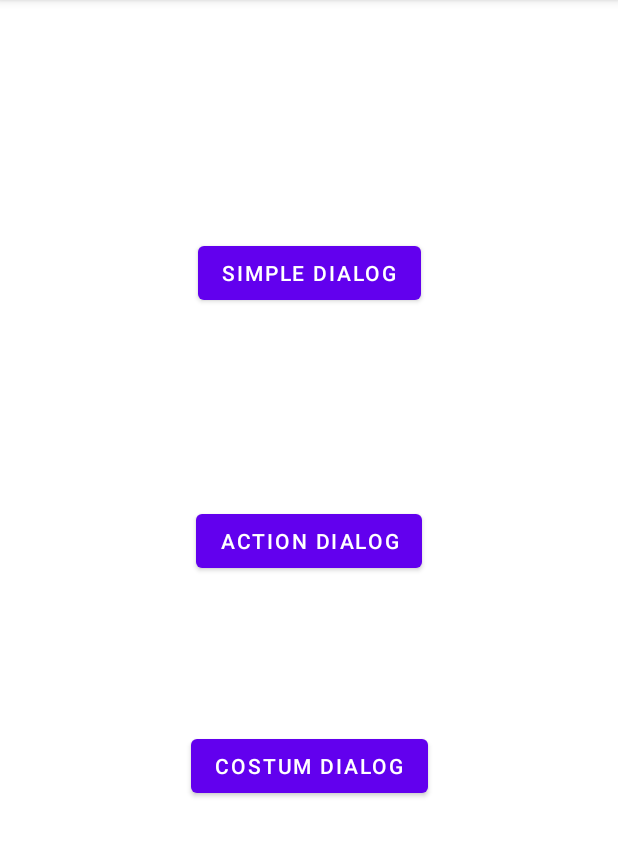
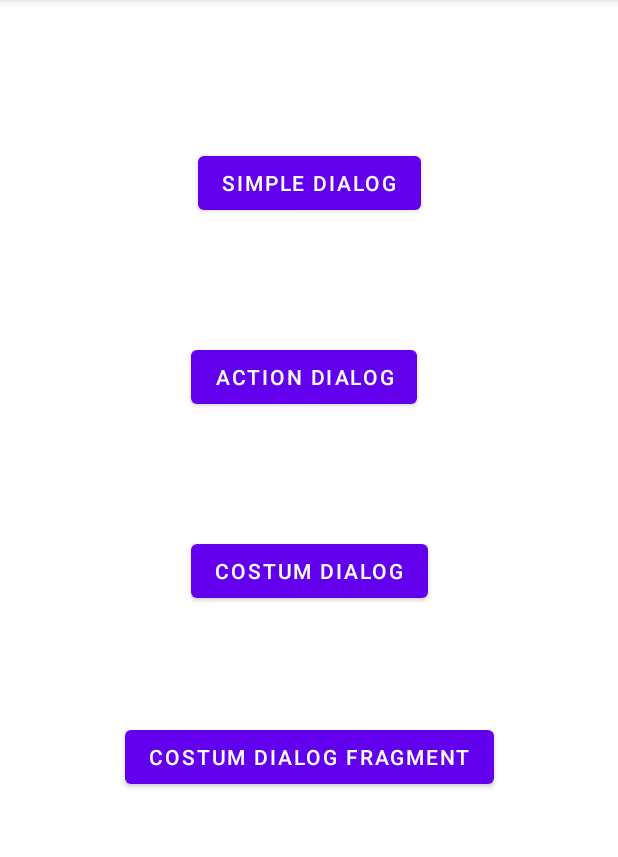
Before and after one commit to aditrizky/AlertDialogTask, an Android app: the screen it shows after launch (MainActivity), on a phone screen of 412 x 824 dp, the part 84-941 px from its top. Run offline under Robolectric (Android 15) with nearby library versions, the phone set to English and light mode, and no system bars.

Commit message:
make a fragment dialog

```diff
--- a/app/build.gradle
+++ b/app/build.gradle
@@ -37,6 +37,7 @@ dependencies {
     implementation 'androidx.appcompat:appcompat:1.4.1'
     implementation 'com.google.android.material:material:1.5.0'
     implementation 'androidx.constraintlayout:constraintlayout:2.1.3'
+    implementation 'androidx.legacy:legacy-support-v4:1.0.0'
     testImplementation 'junit:junit:4.13.2'
     androidTestImplementation 'androidx.test.ext:junit:1.1.3'
     androidTestImplementation 'androidx.test.espresso:espresso-core:3.4.0'
--- a/app/src/main/java/com/binar/dialogsample/MainActivity.kt
+++ b/app/src/main/java/com/binar/dialogsample/MainActivity.kt
@@ -13,6 +13,7 @@ class MainActivity : AppCompatActivity() {
     private lateinit var actionButton: Button
     private lateinit var costumButton: Button
     private lateinit var simpleButton: Button
+    private lateinit var dialogFragment: Button
     override fun onCreate(savedInstanceState: Bundle?) {
         super.onCreate(savedInstanceState)
         setContentView(R.layout.activity_main)
@@ -20,6 +21,7 @@ class MainActivity : AppCompatActivity() {
         actionButton = findViewById(R.id.button_action_dialog)
         costumButton = findViewById(R.id.button_costum_dialog)
         simpleButton = findViewById(R.id.button_simple_dialog)
+        dialogFragment= findViewById(R.id.button_fragment_dialog)
 
 
         actionButton.setOnClickListener {
@@ -31,6 +33,12 @@ class MainActivity : AppCompatActivity() {
         }
         simpleButton.setOnClickListener {
             simpleCancelableDialog()
+        }
+
+        dialogFragment.setOnClickListener {
+            val alertDialogFragment= FragmentDialog()
+            alertDialogFragment.show(supportFragmentManager,"tag")
+
         }
 
     }
--- a/app/src/main/res/layout/activity_main.xml
+++ b/app/src/main/res/layout/activity_main.xml
@@ -24,11 +24,11 @@
         android:layout_height="wrap_content"
         android:text="action dialog"
         app:layout_constraintBottom_toBottomOf="parent"
-        app:layout_constraintHorizontal_bias="0.501"
+        app:layout_constraintHorizontal_bias="0.488"
         app:layout_constraintLeft_toLeftOf="parent"
         app:layout_constraintRight_toRightOf="parent"
         app:layout_constraintTop_toTopOf="parent"
-        app:layout_constraintVertical_bias="0.468" />
+        app:layout_constraintVertical_bias="0.316" />
 
     <Button
         android:id="@+id/button_costum_dialog"
@@ -40,6 +40,17 @@
         app:layout_constraintLeft_toLeftOf="parent"
         app:layout_constraintRight_toRightOf="parent"
         app:layout_constraintTop_toBottomOf="@+id/button_action_dialog"
-        app:layout_constraintVertical_bias="0.304" />
+        app:layout_constraintVertical_bias="0.183" />
+
+    <Button
+        android:id="@+id/button_fragment_dialog"
+        android:layout_width="wrap_content"
+        android:layout_height="wrap_content"
+        android:text="costum dialog fragment"
+        app:layout_constraintBottom_toBottomOf="parent"
+        app:layout_constraintLeft_toLeftOf="parent"
+        app:layout_constraintRight_toRightOf="parent"
+        app:layout_constraintTop_toBottomOf="@+id/button_costum_dialog"
+        app:layout_constraintVertical_bias="0.242" />
 
 </androidx.constraintlayout.widget.ConstraintLayout>
--- a/app/src/main/res/values/strings.xml
+++ b/app/src/main/res/values/strings.xml
@@ -1,3 +1,5 @@
 <resources>
     <string name="app_name">Dialog Sample</string>
+    <!-- TODO: Remove or change this placeholder text -->
+    <string name="hello_blank_fragment">Hello blank fragment</string>
 </resources>
```
Also changed, not shown: app/src/main/java/com/binar/dialogsample/FragmentDialog.kt (added, +39 -0 lines), app/src/main/res/layout/fragment_dialog.xml (added, +55 -0 lines).
